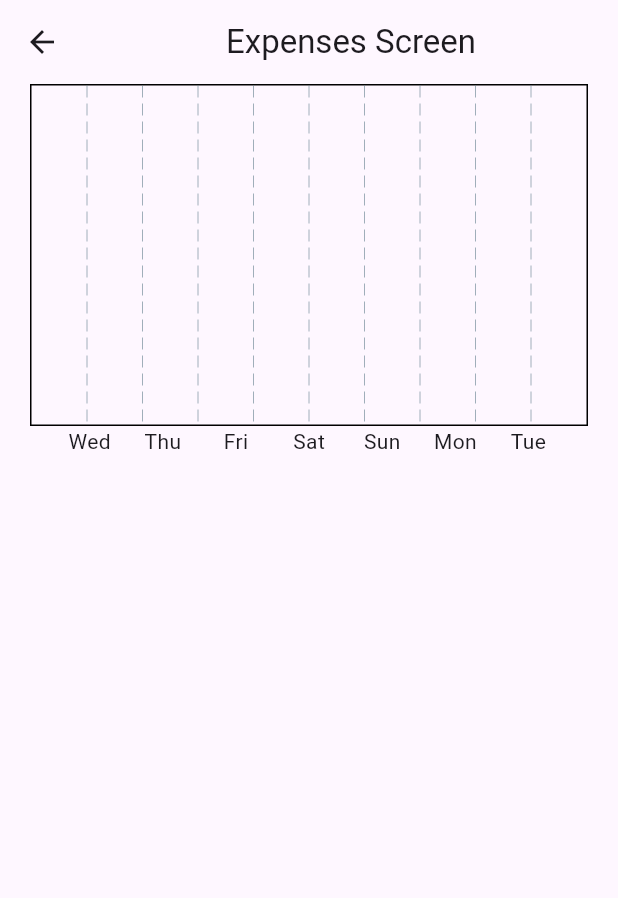
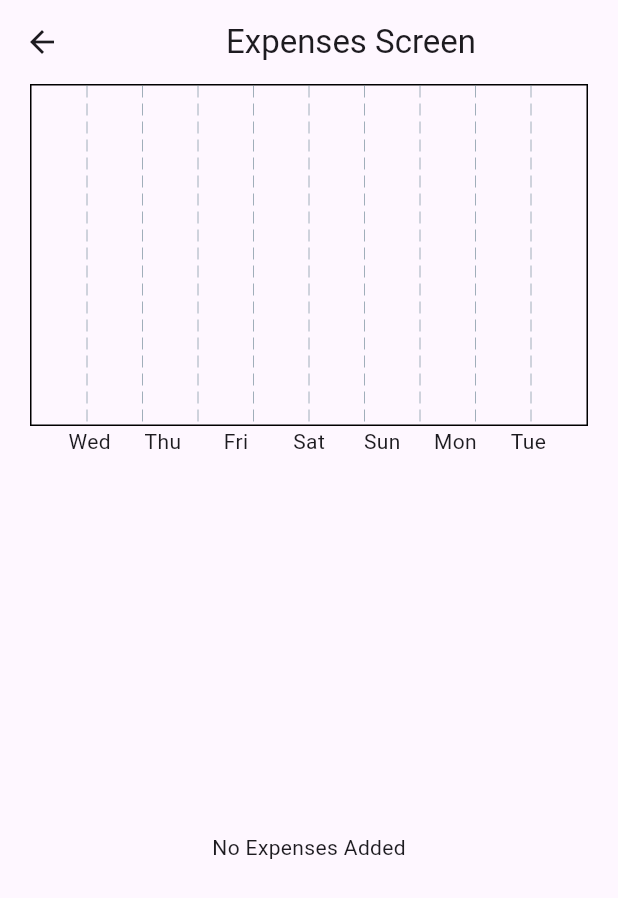
Before and after one commit to aamirk1/expense, a Flutter app: the screen it shows after launch, after a tap on "Auto And Transport", on a phone screen of 412 x 824 dp. Shown: the top 898 px of the screen. Run offline on Flutter 3.47's test engine with Material 3 defaults, Android fonts, the phone set to English and light mode, and no system bars; drawn by our look-alikes of fl_chart; our stand-ins replace sqflite; accounts and stored records are empty.

```diff
--- a/lib/models/database_provider.dart
+++ b/lib/models/database_provider.dart
@@ -17,11 +17,15 @@ class DatabaseProvider extends ChangeNotifier {
   List<ExpenseCategory> get categories => _categories;
 
   List<Expense> _expenses = [];
-  List<Expense> get expenses  {
+  List<Expense> get expenses {
+    return _searchText != ''
+        ? _expenses
+            .where((element) =>
+                element.title.toLowerCase().contains(_searchText.toLowerCase()))
+            .toList()
+        : _expenses;
+  }
 
-    return _searchText != '' ? _expenses.where((element) => element.title.toLowerCase().contains(_searchText.toLowerCase())).toList() : _expenses;
-
-  }
   Database? _database;
   Future<Database> get database async {
     // database directory
@@ -140,6 +144,19 @@ class DatabaseProvider extends ChangeNotifier {
     });
   }
 
+  Future<void> deleteExpense(int id, String category, double amount) async {
+    final db = await database;
+    await db.transaction((txn) async {
+      await txn.delete(eTable, where: 'id == ?', whereArgs: [id]).then((value) {
+        _expenses.removeWhere((element) => element.id == id);
+        notifyListeners();
+
+        var ex = findCategory(category);
+        updateCategory(category, ex.entries - 1, ex.totalAmount - amount);
+      });
+    });
+  }
+
   ExpenseCategory findCategory(String title) {
     return _categories.firstWhere(
       (element) => element.title == title,
--- a/lib/screens/all_expense.dart
+++ b/lib/screens/all_expense.dart
@@ -14,7 +14,7 @@ class _AllExpenseState extends State<AllExpense> {
   Widget build(BuildContext context) {
     return  Scaffold(
       appBar: AppBar(title: const Text('All Expenses'),),
-      body: AllExpenseFetcher(),
+      body: const AllExpenseFetcher(),
     );
   }
 }
--- a/lib/widgets/all_expense_screen/expense_search.dart
+++ b/lib/widgets/all_expense_screen/expense_search.dart
@@ -17,8 +17,8 @@ class _ExpenseSearchState extends State<ExpenseSearch> {
       onChanged: (value) {
         provider.searchText = value;
       },
-      decoration: InputDecoration(
-        prefixIcon: const Icon(Icons.search),
+      decoration: const InputDecoration(
+        prefixIcon: Icon(Icons.search),
         labelText: 'Search Expenses',
       ),
     );
--- a/lib/widgets/category_screen/category_fetcher.dart
+++ b/lib/widgets/category_screen/category_fetcher.dart
@@ -38,7 +38,7 @@ class _CategoryFetcherState extends State<CategoryFetcher> {
             } else {
               // var list = db.categories;
               return Padding(
-                padding: EdgeInsets.symmetric(horizontal: 20),
+                padding: const EdgeInsets.symmetric(horizontal: 20),
                 child: Column(
                   children: [
                     const SizedBox(
--- a/lib/widgets/category_screen/category_list.dart
+++ b/lib/widgets/category_screen/category_list.dart
@@ -5,8 +5,8 @@ import 'package:provider/provider.dart';
 
 class CategoryList extends StatelessWidget {
   const CategoryList({
-    Key? key,
-  }) : super(key: key);
+    super.key,
+  });
 
   @override
   Widget build(BuildContext context) {
--- a/lib/widgets/category_screen/total_chart.dart
+++ b/lib/widgets/category_screen/total_chart.dart
@@ -57,8 +57,9 @@ class _TotalChartState extends State<TotalChart> {
                           const SizedBox(
                             width: 5.0,
                           ),
-                          Text(
-                              '${((e.totalAmount / total) * 100).toStringAsFixed(2)}%')
+                          Text(total == 0
+                              ? '0%'
+                              : '${((e.totalAmount / total) * 100).toStringAsFixed(2)}%')
                         ],
                       ),
                     )),
@@ -69,10 +70,17 @@ class _TotalChartState extends State<TotalChart> {
             flex: 40,
             child: PieChart(PieChartData(
               centerSpaceRadius: 20,
-              sections: list
+              sections: total != 0
+                  ? list
                       .map((e) => PieChartSectionData(
                             showTitle: false,
                             value: e.totalAmount,
+                            color: Colors.primaries[list.indexOf(e)],
+                          ))
+                      .toList()
+                  : list
+                      .map((e) => PieChartSectionData(
+                            showTitle: false,
                             color: Colors.primaries[list.indexOf(e)],
                           ))
                       .toList(),
--- a/lib/widgets/expense_screen/expense_list.dart
+++ b/lib/widgets/expense_screen/expense_list.dart
@@ -13,13 +13,17 @@ class ExpenseList extends StatelessWidget {
     return Consumer<DatabaseProvider>(
       builder: (_, db, __) {
         var exList = db.expenses;
-        return ListView.builder(
-            physics: const BouncingScrollPhysics(
-                parent: AlwaysScrollableScrollPhysics()),
-            itemCount: exList.length,
-            itemBuilder: (_, i) => ExpenseCard(
-                  exp: exList[i],
-                ));
+        return exList.isNotEmpty
+            ? ListView.builder(
+                physics: const BouncingScrollPhysics(
+                    parent: AlwaysScrollableScrollPhysics()),
+                itemCount: exList.length,
+                itemBuilder: (_, i) => ExpenseCard(
+                      exp: exList[i],
+                    ))
+            : const Center(
+                child: Text('No Expenses Added'),
+              );
       },
     );
   }
```
Also changed, not shown: lib/widgets/all_expense_screen/all_expense_list.dart (+9 -5 lines), lib/widgets/expense_screen/confirm_box.dart (added, +43 -0 lines), lib/widgets/expense_screen/expense_card.dart (+8 -1 lines). Lines whose indentation alone changed are shown as unchanged.
